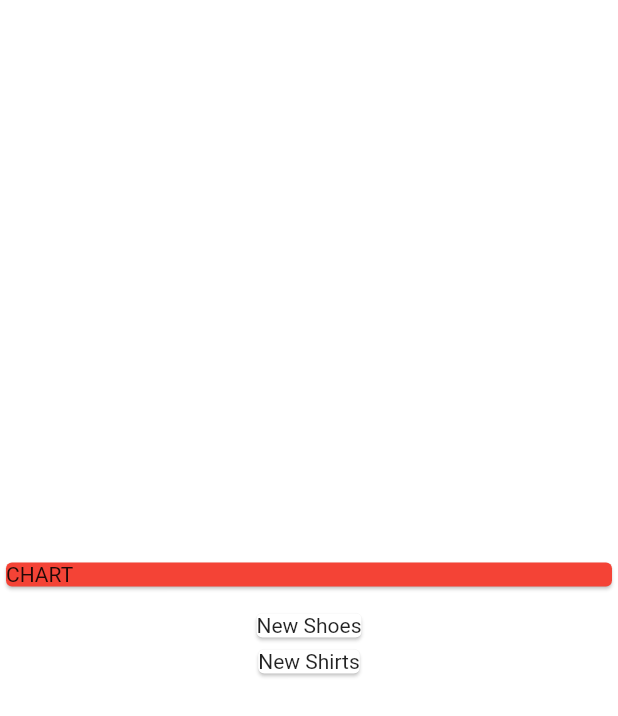
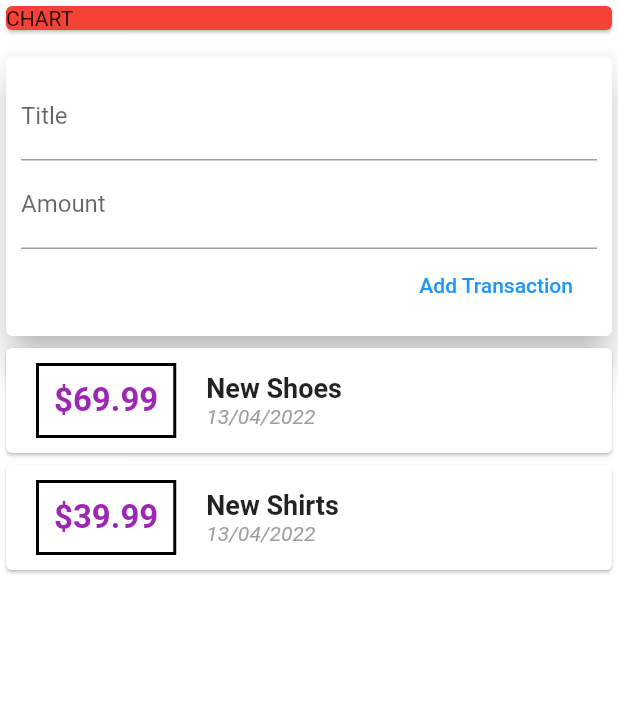
Before and after one commit to pliniogim/gasto, a Flutter app: the screen it shows after launch, on a phone screen of 412 x 824 dp. Shown: the top 716 px of the screen. Run offline on Flutter 3.47's test engine with Material 2 defaults, Android fonts, the phone set to English and light mode, and no system bars.

Commit message:
20220512

```diff
--- a/lib/home/gasto_home.dart
+++ b/lib/home/gasto_home.dart
@@ -1,5 +1,6 @@
 import 'package:flutter/material.dart';
 import 'package:gasto/home/model/transaction.dart';
+import 'package:intl/intl.dart';
 
 class GastoHome extends StatelessWidget {
   GastoHome({Key? key}) : super(key: key);
@@ -18,11 +19,20 @@ class GastoHome extends StatelessWidget {
       date: DateTime.now(),
     ),
   ];
+  // caso 1 - erro @immutable
+  // String? titleInput;
+  // String? amountInput;
+
+  //caso 2
+  final titleController = TextEditingController();
+  final amountController = TextEditingController();
 
   @override
   Widget build(BuildContext context) {
-    return Column(
-      mainAxisAlignment: MainAxisAlignment.center,
+    return Container(
+      color: Colors.white,
+      child: Column(
+        mainAxisAlignment: MainAxisAlignment.start,
         crossAxisAlignment: CrossAxisAlignment.stretch,
         children: <Widget>[
           Container(
@@ -37,16 +47,109 @@ class GastoHome extends StatelessWidget {
           const SizedBox(
             height: 10,
           ),
+          Card(
+            elevation: 10,
+            child: Container(
+              padding: EdgeInsets.all(10),
+              child: Column(
+                crossAxisAlignment: CrossAxisAlignment.end,
+                children: <Widget>[
+                  TextField(
+                    //caso 1
+                    // onChanged: (val) => titleInput = val,
+
+                    //caso 2
+                    controller: titleController,
+                    decoration: const InputDecoration(
+                      labelText: 'Title',
+                    ),
+                  ),
+                  TextField(
+                    //caso 1
+                    // onChanged: (value) {
+                    //   amountInput = value;
+                    // },
+
+                    //caso 2
+                    controller: amountController,
+                    decoration: const InputDecoration(
+                      labelText: 'Amount',
+                    ),
+                  ),
+                  FlatButton(
+                    onPressed: () {
+                      //caso 1
+                      // print(titleInput);
+                      // print(amountInput);
+
+                      //caso 2
+                      print(titleController.text);
+                      print(amountController.text);
+                    },
+                    child: const Text('Add Transaction'),
+                    textColor: Colors.blue,
+                  ),
+                ],
+              ),
+            ),
+          ),
           Column(
             children: transactions
                 .map(
                   (e) => Card(
-                  child: Text(e.title),
+                    child: Row(
+                      children: [
+                        Container(
+                          padding: const EdgeInsets.all(10),
+                          margin: const EdgeInsets.symmetric(
+                            vertical: 10,
+                            horizontal: 20,
+                          ),
+                          decoration: BoxDecoration(
+                            border: Border.all(
+                              color: Colors.black,
+                              width: 2,
+                            ),
+                          ),
+                          child: Text(
+                            '\$${e.amount}',
+                            style: const TextStyle(
+                              fontSize: 22,
+                              fontWeight: FontWeight.bold,
+                              color: Colors.purple,
+                            ),
+                          ),
+                        ),
+                        Column(
+                          crossAxisAlignment: CrossAxisAlignment.start,
+                          children: <Widget>[
+                            Text(
+                              e.title,
+                              style: const TextStyle(
+                                fontSize: 18,
+                                fontWeight: FontWeight.bold,
+                              ),
+                            ),
+                            Text(
+                              //DateFormat.HOUR_MINUTE_GENERIC_TZ....
+                              DateFormat('dd/MM/yyyy').format(e.date),
+                              style: const TextStyle(
+                                color: Colors.grey,
+                                fontSize: 14,
+                                fontStyle: FontStyle.italic,
+                                fontWeight: FontWeight.w400,
+                              ),
+                            ),
+                          ],
+                        ),
+                      ],
+                    ),
                   ),
                 )
                 .toList(),
           ),
         ],
+      ),
     );
   }
 }
--- a/lib/main.dart
+++ b/lib/main.dart
@@ -13,6 +13,7 @@ class Gasto extends StatelessWidget {
   @override
   Widget build(BuildContext context) {
     return MaterialApp(
+      debugShowCheckedModeBanner: false,
       home: GastoHome(),
     );
   }
--- a/pubspec.yaml
+++ b/pubspec.yaml
@@ -34,6 +34,7 @@ dependencies:
   # The following adds the Cupertino Icons font to your application.
   # Use with the CupertinoIcons class for iOS style icons.
   cupertino_icons: ^1.0.2
+  intl: ^0.17.0
 
 dev_dependencies:
   flutter_test:
```
Also changed, not shown: pubspec.lock. Lines whose indentation alone changed are shown as unchanged.
